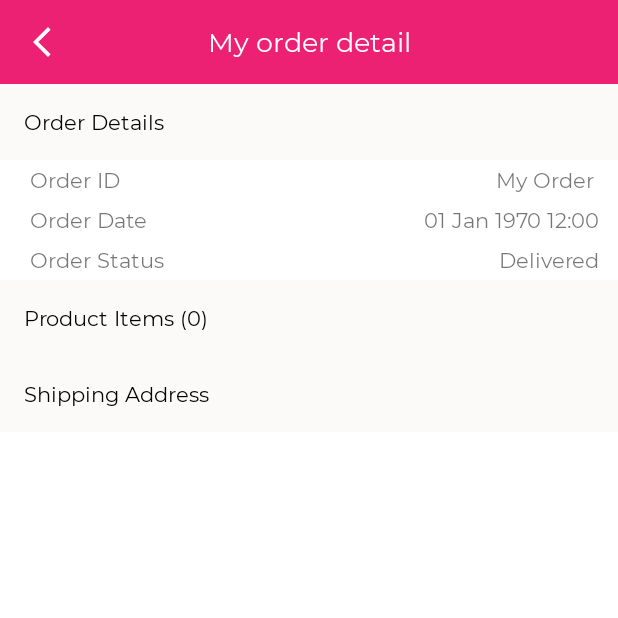
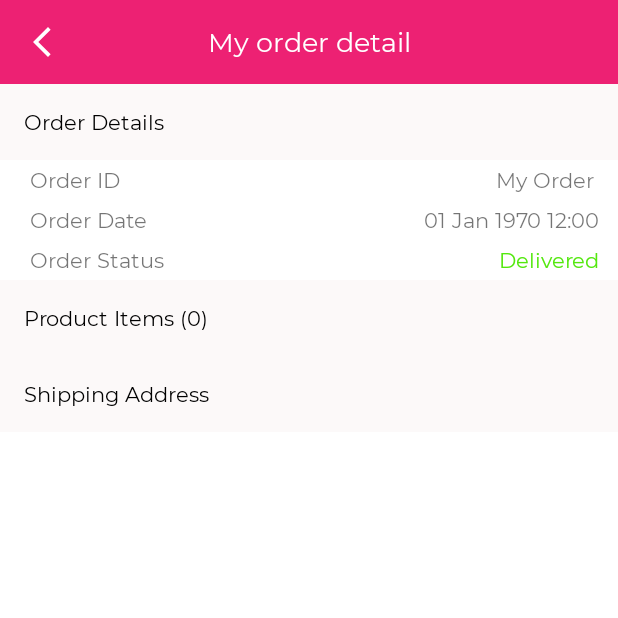
Before and after one commit to Pete1407/MyShop, an Android app: the OrderDetailActivity screen opened directly, with no data from a screen before it, on a phone screen of 412 x 824 dp, the top half of it. Run offline under Robolectric (Android 15) with nearby library versions, the phone set to English and light mode, and no system bars; libraries missing offline, so code that uses them is left out: com.google.firestore.v1; 2 statements that could not run were skipped.

Commit message:
fix display status of order in OrderDetail page

```diff
--- a/app/src/main/java/com/example/myshop/activities/activity/OrderDetailActivity.kt
+++ b/app/src/main/java/com/example/myshop/activities/activity/OrderDetailActivity.kt
@@ -2,8 +2,12 @@ package com.example.myshop.activities.activity
 
 import android.content.Context
 import android.content.Intent
+import android.icu.util.TimeUnit
 import androidx.appcompat.app.AppCompatActivity
 import android.os.Bundle
+import android.util.Log
+import android.util.TimeUtils
+import androidx.core.content.ContextCompat
 import com.example.myshop.R
 import com.example.myshop.activities.adapter.ItemAdapter
 import com.example.myshop.databinding.ActivityOrderDetailBinding
@@ -45,8 +49,24 @@ class OrderDetailActivity : BaseActivity(),BaseCommon {
         val calendar = Calendar.getInstance()
         calendar.timeInMillis = order.order_dateTime
         val dateText = dateFormat.format(calendar.time)
+        val diffInMillisecond = System.currentTimeMillis() - order.order_dateTime
+        val diffInHour = java.util.concurrent.TimeUnit.MILLISECONDS.toHours(diffInMillisecond)
+        Log.i(MyShopKey.TAG,"${System.currentTimeMillis()} - ${order.order_dateTime} = $$diffInMillisecond")
+        Log.i(MyShopKey.TAG,"diffInHour --> $diffInHour")
+        when{
+            diffInHour < 1 ->{
+                binding.statusValue.setTextColor(ContextCompat.getColor(this,R.color.snackbar_unsuccess))
+                binding.statusValue.text = getString(R.string.status_order_pending)
+            }
+            diffInHour < 2 ->{
+                binding.statusValue.setTextColor(ContextCompat.getColor(this,R.color.bg_status_in_progress))
+                binding.statusValue.text = getString(R.string.status_order_in_progress)
+            }else->{
+                binding.statusValue.setTextColor(ContextCompat.getColor(this,R.color.bg_status_delivered))
+                binding.statusValue.text = getString(R.string.status_order_delivered)
+            }
+        }
         binding.dateValue.text = dateText
-        binding.statusValue.text = "Delivered"
         binding.productItemTitle.text = "${getString(R.string.product_item,order.items.size.toString())}"
         binding.place.text = order.addressModel.type
         binding.name.text = order.addressModel.name
--- a/app/src/main/res/values/colors.xml
+++ b/app/src/main/res/values/colors.xml
@@ -27,4 +27,6 @@
     <color name="bg_dialog">#DF5B67</color>
     <color name="bg_checkout">#EEE9E9</color>
     <color name="bg_main_checkout">#E2DFDF</color>
+    <color name="bg_status_in_progress">#EE9D10</color>
+    <color name="bg_status_delivered">#53E80E</color>
 </resources>
```
